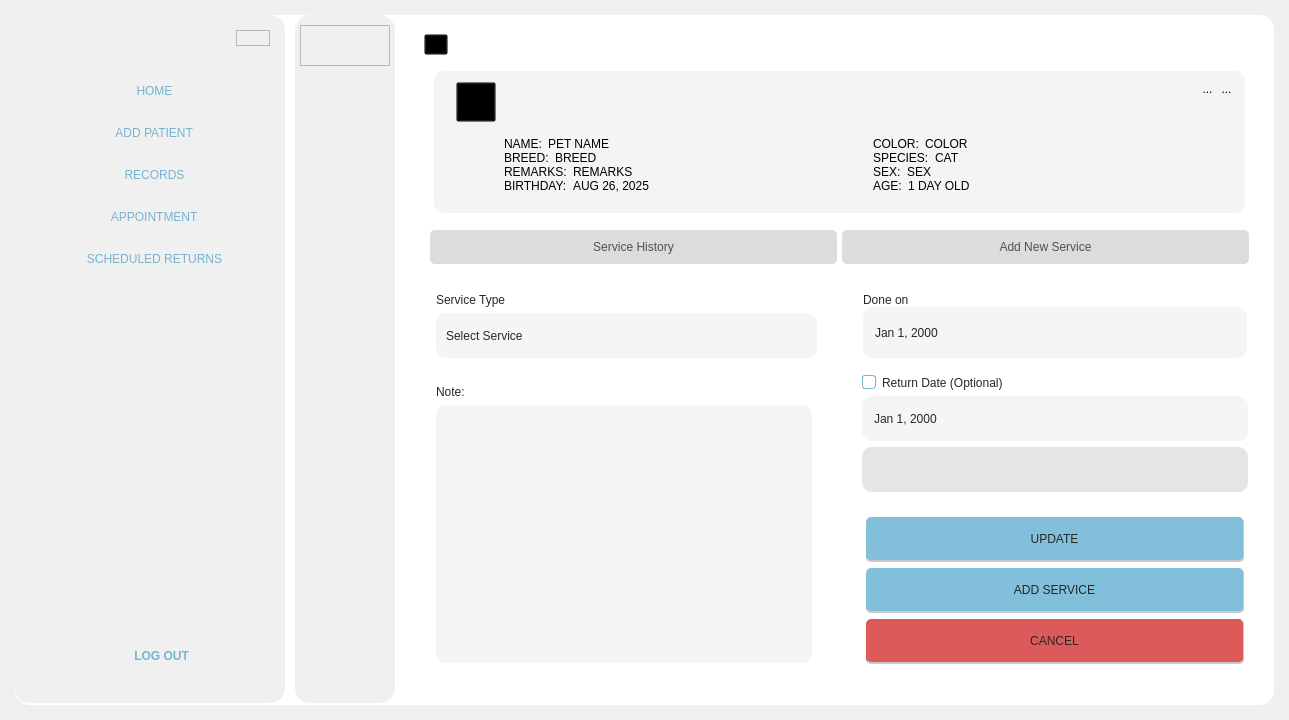
Old version of the form Desktop_Application/Frontend/Home.ui in the repository DreddVDomasian/Petmate-Desktop-Application.
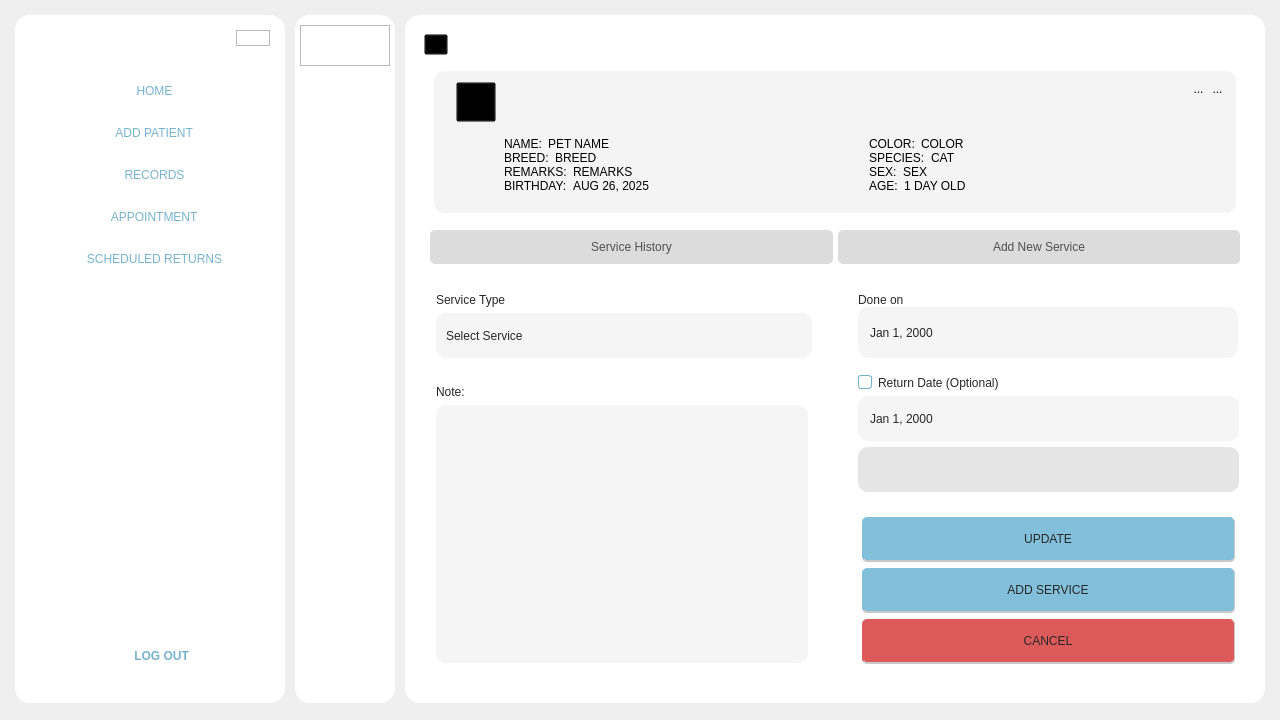
New version of the form. The open tabs and pages were chosen to show the change. Icons and pictures are not drawn.

```diff
--- a/Desktop_Application/Frontend/Home.ui
+++ b/Desktop_Application/Frontend/Home.ui
@@ -6,7 +6,7 @@
    <rect>
     <x>0</x>
     <y>0</y>
-    <width>1289</width>
+    <width>1280</width>
     <height>720</height>
    </rect>
   </property>
@@ -65,7 +65,7 @@
      <number>15</number>
     </property>
     <property name="rightMargin">
-     <number>15</number>
+     <number>0</number>
     </property>
     <property name="bottomMargin">
      <number>15</number>
@@ -74,7 +74,7 @@
      <widget class="QFrame" name="underFrame">
       <property name="styleSheet">
        <string notr="true">#underFrame{
-	background-color:rgb(255, 255, 255);
+	background-color:transparent;
 	border-radius:15px;
 }
 </string>
@@ -96,7 +96,7 @@
         <number>0</number>
        </property>
        <property name="rightMargin">
-        <number>0</number>
+        <number>15</number>
        </property>
        <property name="bottomMargin">
         <number>2</number>
@@ -114,7 +114,7 @@
          </property>
          <property name="styleSheet">
           <string notr="true">#sideNav{
-	background-color:rgb(240, 240, 240);
+	background-color:rgb(255, 255, 255);
 	border:none;
     border-radius: 15px;
 
@@ -637,7 +637,7 @@
          </property>
          <property name="styleSheet">
           <string notr="true">#MiniNav{
-	background-color:rgb(240, 240, 240);
+	background-color:rgb(255, 255, 255);
 	border:none;
 	border-radius: 15px;
 }</string>
@@ -682,7 +682,7 @@
              <property name="bottomMargin">
               <number>20</number>
              </property>
-             <item>
+             <item alignment="Qt::AlignRight">
               <widget class="QPushButton" name="miniNavBtn">
                <property name="styleSheet">
                 <string notr="true">border:none;</string>
@@ -1140,10 +1140,8 @@
          <property name="styleSheet">
           <string notr="true">#MainContent{
 	background-color:white;
-	border-top-left-radius: 0px;
-    border-top-right-radius: 15px;
-    border-bottom-right-radius: 15px;
-    border-bottom-left-radius: 0px;
+    border-radius: 15px;
+
 }</string>
          </property>
          <property name="frameShape">
@@ -1165,7 +1163,7 @@
              <enum>QFrame::NoFrame</enum>
             </property>
             <property name="currentIndex">
-             <number>7</number>
+             <number>6</number>
             </property>
             <widget class="QWidget" name="homepage">
              <property name="styleSheet">
```
